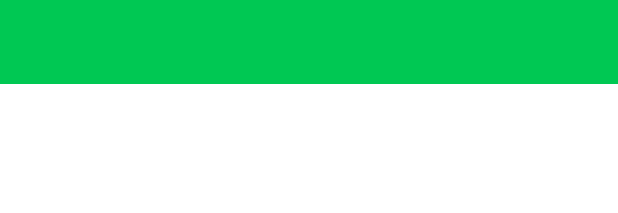
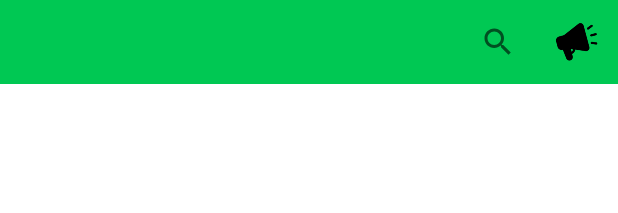
Before and after one commit to TempAc1/ksAppForked, an Android app: the layout activity_home_sc.xml on its own in the app's theme, with its tools: preview values and no code run, on a phone screen of 412 x 824 dp. Shown: the top 213 px of the screen. Run offline under Robolectric (Android 15) with nearby library versions, the phone set to English and light mode, and no system bars.

Commit message:
frag layout rearrangement

```diff
--- a/KnowledgeSpaceApk/app/src/main/java/com/example/knowledgespaceapk/homeSc.java
+++ b/KnowledgeSpaceApk/app/src/main/java/com/example/knowledgespaceapk/homeSc.java
@@ -36,8 +36,6 @@ public class homeSc extends AppCompatActivity {
         ActionBar actionBar = getSupportActionBar();
         actionBar.setDisplayHomeAsUpEnabled(true);
         actionBar.setHomeAsUpIndicator(R.drawable.ic_baseline_menu_24);
-
-        /** Check THis code for logically error */
 
         drawerLayout = findViewById(R.id.drawerNavigationDrawerLayout);
         ActionBarDrawerToggle toggle = new ActionBarDrawerToggle(this,drawerLayout,
--- a/KnowledgeSpaceApk/app/src/main/res/layout/activity_home_sc.xml
+++ b/KnowledgeSpaceApk/app/src/main/res/layout/activity_home_sc.xml
@@ -42,22 +42,12 @@
         <include
             layout="@layout/app_bar"/>
 
-<!--        <androidx.appcompat.widget.Toolbar-->
-<!--            android:id="@+id/drawerNavigationToolbar"-->
-<!--            android:layout_width="match_parent"-->
-<!--            android:layout_height="?attr/actionBarSize"-->
-<!--            android:background="#B3E3E1"-->
-<!--            android:elevation="4dp"-->
-<!--            android:fadeScrollbars="true"-->
-<!--            app:popupTheme="@style/ThemeOverlay.AppCompat.Light"-->
-<!--            app:titleTextColor="@color/black">-->
-<!--        </androidx.appcompat.widget.Toolbar>-->
-
         <FrameLayout
             android:id="@+id/drawerNavigationFragmentContainer"
             android:layout_width="match_parent"
             android:layout_height="match_parent"
-            android:isScrollContainer="true"/>
+            android:isScrollContainer="true"
+            app:layout_constraintTop_toBottomOf="@+id/appBar"/>
 
     </LinearLayout>
 
--- a/KnowledgeSpaceApk/app/src/main/res/layout/app_bar.xml
+++ b/KnowledgeSpaceApk/app/src/main/res/layout/app_bar.xml
@@ -1,9 +1,11 @@
 <?xml version="1.0" encoding="utf-8"?>
 <com.google.android.material.appbar.MaterialToolbar
     xmlns:android="http://schemas.android.com/apk/res/android"
+    xmlns:app="http://schemas.android.com/apk/res-auto"
+    android:id="@+id/appBar"
     android:layout_width="match_parent"
     android:layout_height="?attr/actionBarSize"
     android:background="#00C853"
-    android:id="@+id/appBar">
+    app:menu="@menu/custom_toolbar_menu">
 
 </com.google.android.material.appbar.MaterialToolbar>
--- /dev/null
+++ b/KnowledgeSpaceApk/app/src/main/res/menu/custom_toolbar_menu.xml
@@ -0,0 +1,16 @@
+<?xml version="1.0" encoding="utf-8"?>
+<menu xmlns:android="http://schemas.android.com/apk/res/android"
+    xmlns:app="http://schemas.android.com/apk/res-auto">
+
+    <item android:id="@+id/search_button"
+        android:title="Search"
+        android:icon="@drawable/search"
+        app:showAsAction="always"
+        app:actionViewClass="androidx.appcompat.widget.SearchView"/>
+
+    <item android:id="@+id/announcement"
+        android:title="Announcement"
+        android:icon="@drawable/announcement"
+        app:showAsAction="always"/>
+
+</menu>
```
